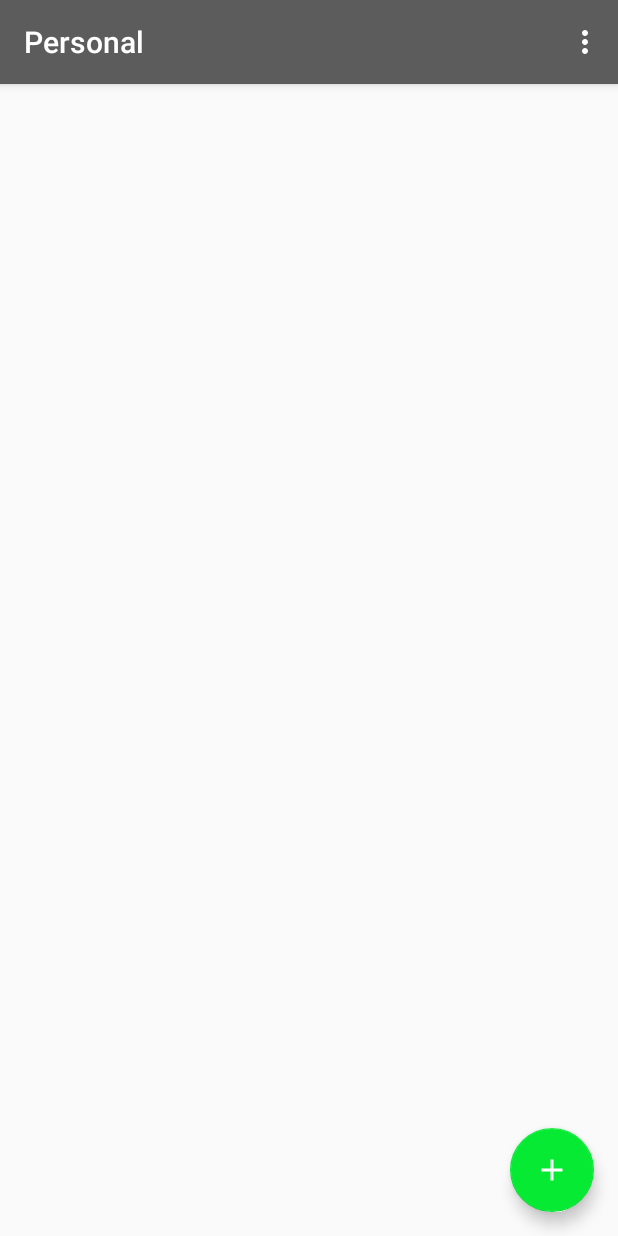
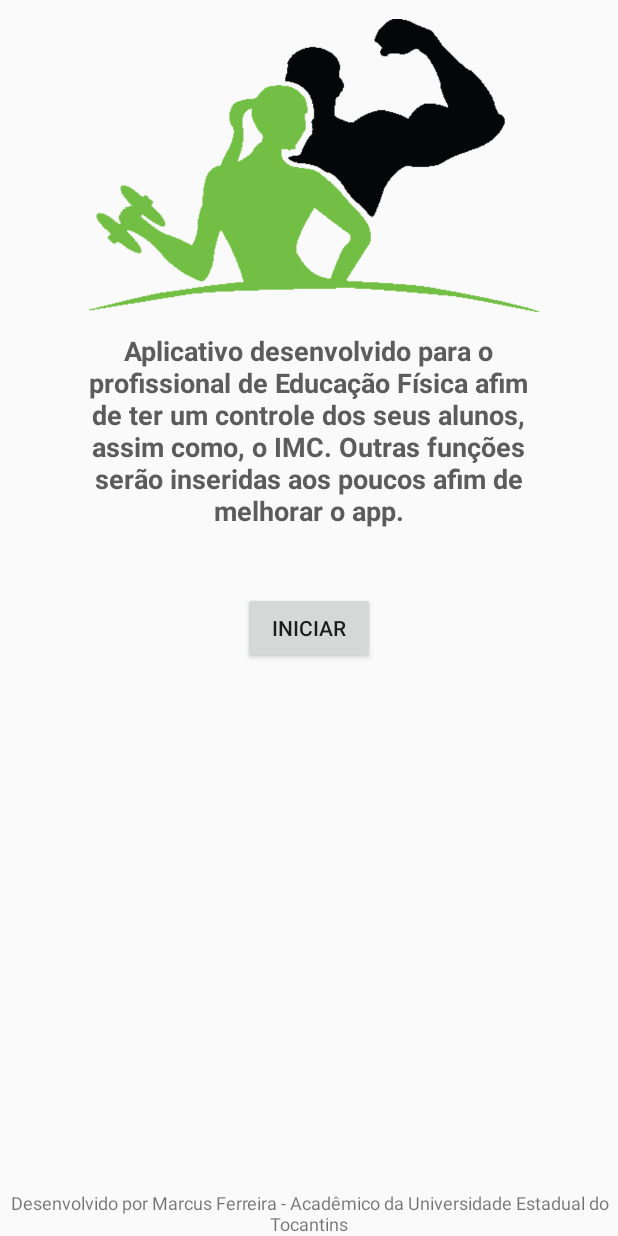
Before and after one commit to maarcusf/Android-SQLiteDatabase-Demo, an Android app: the screen it shows after launch (MainActivity before the commit, InicialActivity after it), on a phone screen of 412 x 824 dp. Run offline under Robolectric (Android 15) with nearby library versions, the phone set to English and light mode, and no system bars.

Commit message:
Atualizações Tela Inicial

```diff
--- a/app/src/main/java/personal/DatabaseHelper.java
+++ b/app/src/main/java/personal/DatabaseHelper.java
@@ -13,7 +13,7 @@ public class DatabaseHelper extends SQLiteOpenHelper {
     // Initialize Database Information
     private static final String DB_NAME = "Personal";
     // Initialize Database version
-    private static final int DB_VERSION = 5;
+    private static final int DB_VERSION = 18;
     // Initialize Table Name
     static final String TABLE_NAME = "PESSOA";
     // Initialize Table from(Columns)
--- /dev/null
+++ b/app/src/main/java/personal/InicialActivity.java
@@ -0,0 +1,29 @@
+package personal;
+
+import android.content.Intent;
+import android.os.Bundle;
+import android.support.v7.app.AppCompatActivity;
+import android.view.View;
+
+import com.hazmirulafiq.androidsqlitedatabasedemo.R;
+
+/**
+ * Created by mvini on 14/06/2017.
+ */
+
+public class InicialActivity  extends AppCompatActivity
+{
+    protected void onCreate(Bundle savedInstanceState) {
+        super.onCreate(savedInstanceState);
+
+        setContentView(R.layout.activity_inicial);
+    }
+
+    //Se clicar no botão voltar
+    public void btIniciar(View v){
+        Intent it = new Intent(InicialActivity.this, MainActivity.class);
+        startActivity(it);
+
+    }
+
+}
--- /dev/null
+++ b/app/src/main/res/layout/activity_inicial.xml
@@ -0,0 +1,48 @@
+<?xml version="1.0" encoding="utf-8"?>
+<RelativeLayout xmlns:android="http://schemas.android.com/apk/res/android"
+    xmlns:app="http://schemas.android.com/apk/res-auto"
+    android:orientation="vertical" android:layout_width="match_parent"
+    android:layout_height="match_parent">
+
+    <ImageView
+        android:id="@+id/imageView2"
+        android:layout_width="310dp"
+        android:layout_height="221dp"
+        app:srcCompat="@drawable/personal"
+        android:layout_alignParentTop="true"
+        android:layout_centerHorizontal="true" />
+
+    <TextView
+        android:id="@+id/textView6"
+        android:layout_width="wrap_content"
+        android:layout_height="wrap_content"
+        android:layout_below="@+id/imageView2"
+        android:text="Aplicativo desenvolvido para o profissional de Educação Física afim de ter um controle dos seus alunos, assim como, o IMC. Outras funções serão inseridas aos poucos afim de melhorar o app."
+        android:textAlignment="center"
+        android:textColor="@color/colorPrimary"
+        android:textSize="18sp"
+        android:textStyle="bold"
+        android:layout_alignEnd="@+id/imageView2"
+        android:layout_alignStart="@+id/imageView2" />
+
+    <TextView
+        android:id="@+id/textView7"
+        android:layout_width="wrap_content"
+        android:layout_height="wrap_content"
+        android:layout_alignParentBottom="true"
+        android:layout_alignParentEnd="true"
+        android:layout_alignParentStart="true"
+        android:text="Desenvolvido por Marcus Ferreira - Acadêmico da Universidade Estadual do Tocantins"
+        android:textAlignment="center"
+        android:textSize="12sp" />
+
+    <Button
+        android:id="@+id/idIniciar"
+        android:layout_width="wrap_content"
+        android:layout_height="wrap_content"
+        android:layout_below="@+id/textView6"
+        android:layout_centerHorizontal="true"
+        android:layout_marginTop="42dp"
+        android:onClick="btIniciar"
+        android:text="Iniciar" />
+</RelativeLayout>
--- a/app/src/main/res/menu/menu_main.xml
+++ /dev/null
@@ -1,10 +0,0 @@
-<menu xmlns:android="http://schemas.android.com/apk/res/android"
-    xmlns:app="http://schemas.android.com/apk/res-auto"
-    xmlns:tools="http://schemas.android.com/tools"
-    tools:context="com.example.Raphael Bragança.SimpleToDoList.MainActivity">
-    <item
-        android:id="@+id/action_clear_all"
-        android:orderInCategory="100"
-        android:title="Clear database"
-        app:showAsAction="never" />
-</menu>
```
Also changed, not shown: app/src/main/AndroidManifest.xml (+21 -7 lines), app/src/main/java/personal/MainActivity.java (+52 -23 lines), app/src/main/res/layout/content_imc.xml (added, +58 -0 lines).
